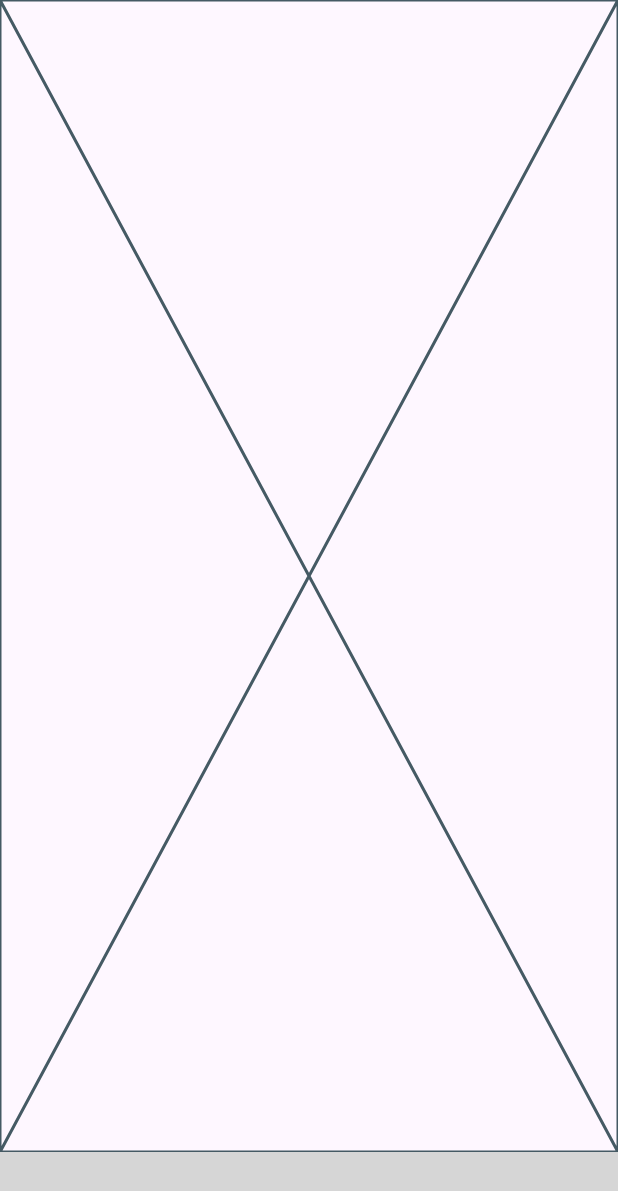
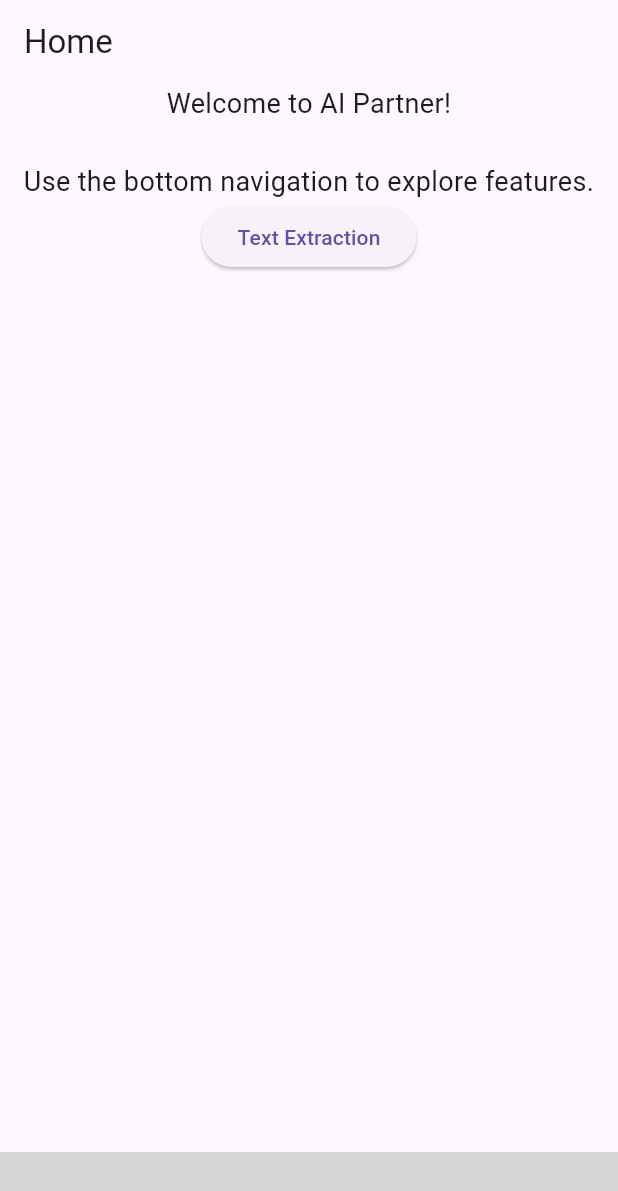
Before and after one commit to jecem-ben-slama/Ai_Partner, a Flutter app: the screen it shows after launch, after a tap on "Skip", after a tap on "Done", on a phone screen of 412 x 824 dp. Shown: the top 1191 px of the screen. Run offline on Flutter 3.47's test engine with Material 3 defaults, Android fonts, the phone set to English and light mode, and no system bars; our stand-ins replace equatable, flutter_bloc, image_picker, introduction_screen, rxdart, shared_preferences; missing offline and left inert: floating_navbar, google_mlkit_text_recognition; grey boxes are pictures that could not be loaded.

Commit message:
added text extraction tool

```diff
--- /dev/null
+++ b/lib/logic/ml/text_recognaizer_service.dart
@@ -0,0 +1,36 @@
+import 'dart:io';
+import 'package:google_mlkit_text_recognition/google_mlkit_text_recognition.dart';
+
+class TextRecognizerService {
+  // Use the script that matches your target (Latin or Arabic)
+  final _textRecognizer = TextRecognizer(script: TextRecognitionScript.latin);
+
+  Future<String> processImage(File imageFile) async {
+    final inputImage = InputImage.fromFile(imageFile);
+    final RecognizedText recognizedText = await _textRecognizer.processImage(
+      inputImage,
+    );
+
+    if (recognizedText.text.isEmpty) {
+      return "No text detected. Please try a clearer image.";
+    }
+
+    // --- NEW FORMATTING LOGIC START ---
+    StringBuffer buffer = StringBuffer();
+
+    for (TextBlock block in recognizedText.blocks) {
+      // We use a StringBuffer for better performance when building long strings
+      buffer.write(block.text);
+      buffer.write("\n\n"); // Adds a double space between detected paragraphs
+    }
+
+    return buffer
+        .toString()
+        .trim(); // .trim() removes the extra space at the very end
+    // --- NEW FORMATTING LOGIC END ---
+  }
+
+  void dispose() {
+    _textRecognizer.close();
+  }
+}
--- /dev/null
+++ b/lib/logic/text/text_cubit.dart
@@ -0,0 +1,19 @@
+import 'dart:io';
+import 'package:ai_partner/logic/ml/text_recognaizer_service.dart';
+import 'package:ai_partner/logic/text/text_state.dart';
+import 'package:flutter_bloc/flutter_bloc.dart';
+
+class TextCubit extends Cubit<TextState> {
+  final TextRecognizerService _service;
+  TextCubit(this._service) : super(TextInitial());
+
+  Future<void> recognizeText(File image) async {
+    emit(TextLoading());
+    try {
+      final result = await _service.processImage(image);
+      emit(TextSuccess(result));
+    } catch (e) {
+      emit(TextError("Failed to scan text: $e"));
+    }
+  }
+}
--- /dev/null
+++ b/lib/logic/text/text_state.dart
@@ -0,0 +1,15 @@
+abstract class TextState {}
+
+class TextInitial extends TextState {}
+
+class TextLoading extends TextState {}
+
+class TextSuccess extends TextState {
+  final String text;
+  TextSuccess(this.text);
+}
+
+class TextError extends TextState {
+  final String error;
+  TextError(this.error);
+}
--- a/lib/main.dart
+++ b/lib/main.dart
@@ -1,14 +1,16 @@
 import 'package:ai_partner/core/theme/app_colors.dart';
+import 'package:ai_partner/logic/ml/text_recognaizer_service.dart';
+import 'package:ai_partner/logic/text/text_cubit.dart';
 import 'package:ai_partner/presentation/screens/navbar_screen.dart';
 import 'package:ai_partner/presentation/screens/onboarding_screen.dart';
 import 'package:flutter/material.dart';
 import 'package:flutter_bloc/flutter_bloc.dart';
 import 'package:shared_preferences/shared_preferences.dart';
 
-// Localization imports
+//* Localization imports
 import 'package:ai_partner/l10n/app_localizations.dart';
 
-// Logic & UI imports
+//* Logic & UI imports
 import 'logic/settings/settings_cubit.dart';
 import 'logic/settings/settings_state.dart';
 
@@ -30,9 +32,12 @@ class MyApp extends StatelessWidget {
   @override
   Widget build(BuildContext context) {
     // 3. Pass the pre-loaded prefs directly to your Cubit
-    return BlocProvider(
-      create: (context) => SettingsCubit(prefs),
-      child: const AppView(),
+    return MultiBlocProvider(
+      providers: [
+        BlocProvider(create: (context) => SettingsCubit(prefs)),
+        BlocProvider(create: (context) => TextCubit(TextRecognizerService())),
+      ],
+      child: SafeArea(child: const AppView()),
     );
   }
 }
--- /dev/null
+++ b/lib/presentation/screens/home_screen.dart
@@ -0,0 +1,33 @@
+import 'package:ai_partner/presentation/screens/text_recognition_screen.dart';
+import 'package:flutter/material.dart';
+
+class HomeScreen extends StatelessWidget {
+  const HomeScreen({super.key});
+
+  @override
+  Widget build(BuildContext context) {
+    return Scaffold(
+      appBar: AppBar(title: const Text("Home")),
+      body: Center(
+        child: Column(
+          children: [
+            const Text(
+              "Welcome to AI Partner!\n\nUse the bottom navigation to explore features.",
+              textAlign: TextAlign.center,
+              style: TextStyle(fontSize: 18),
+            ),
+            ElevatedButton(
+              onPressed: () {
+                Navigator.push(
+                  context,
+                  MaterialPageRoute(builder: (context) => const TextRecognitionScreen()),
+                );
+              },
+              child: const Text("Text Extraction"),
+            ),
+          ],
+        ),
+      ),
+    );
+  }
+}
--- a/lib/presentation/screens/navbar_screen.dart
+++ b/lib/presentation/screens/navbar_screen.dart
@@ -1,4 +1,5 @@
 import 'package:ai_partner/l10n/app_localizations.dart';
+import 'package:ai_partner/presentation/screens/home_screen.dart';
 import 'package:ai_partner/presentation/screens/settings_screen.dart';
 import 'package:floating_navbar/floating_navbar.dart';
 import 'package:floating_navbar/floating_navbar_item.dart';
@@ -14,7 +15,7 @@ class NavbarScreen extends StatefulWidget {
 class _NavbarScreenState extends State<NavbarScreen> {
   int index = 0;
   final List<Widget> screens = [
-    const Placeholder(),
+    const HomeScreen(),
     const Placeholder(),
     const SettingsScreen(),
   ];
```
Also changed, not shown: lib/presentation/screens/text_recognition_screen.dart (added, +59 -0 lines), pubspec.yaml (+6 -4 lines), pubspec.lock, 6 other files.
